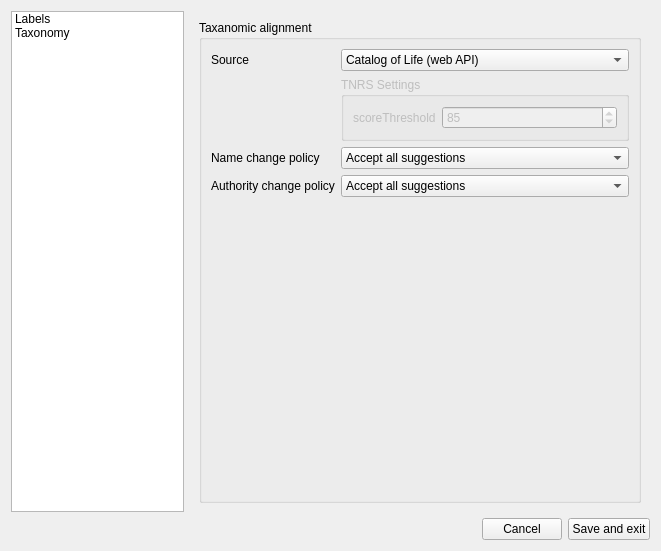
The window that ui/settingsUI.ui (CapPow/collBook) describes before a commit, drawn with Qt 5.
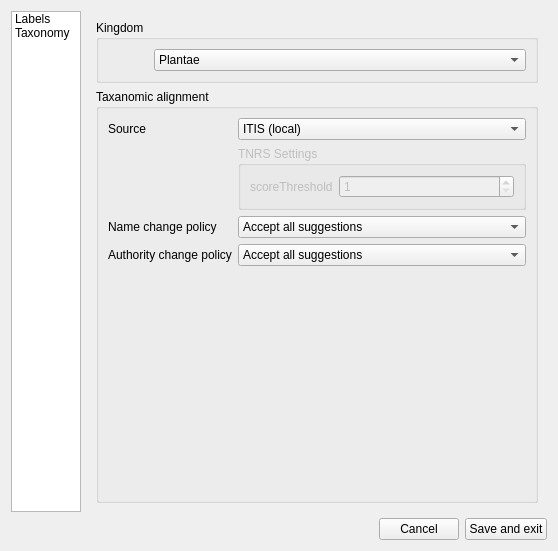
The same window after the commit.

Commit message: added fungi kingdom, finished porting most of taxonomy

```diff
--- a/ui/settingsUI.ui
+++ b/ui/settingsUI.ui
@@ -6,7 +6,7 @@
    <rect>
     <x>0</x>
     <y>0</y>
-    <width>661</width>
+    <width>514</width>
     <height>551</height>
    </rect>
   </property>
@@ -73,7 +73,7 @@
           <property name="sizePolicy">
            <sizepolicy hsizetype="Preferred" vsizetype="Preferred">
             <horstretch>2</horstretch>
-            <verstretch>0</verstretch>
+            <verstretch>1</verstretch>
            </sizepolicy>
           </property>
           <property name="currentIndex">
@@ -205,25 +205,71 @@
           <widget class="QWidget" name="TaxPrefPage">
            <layout class="QGridLayout" name="gridLayout_3">
             <item row="0" column="0">
+             <widget class="QGroupBox" name="groupbox_Kingdom">
+              <property name="sizePolicy">
+               <sizepolicy hsizetype="Preferred" vsizetype="Expanding">
+                <horstretch>2</horstretch>
+                <verstretch>0</verstretch>
+               </sizepolicy>
+              </property>
+              <property name="title">
+               <string>Kingdom</string>
+              </property>
+              <layout class="QFormLayout" name="formLayout_6">
+               <item row="0" column="1">
+                <widget class="QComboBox" name="value_Kingdom">
+                 <property name="currentIndex">
+                  <number>1</number>
+                 </property>
+                 <item>
+                  <property name="text">
+                   <string>Fungi</string>
+                  </property>
+                 </item>
+                 <item>
+                  <property name="text">
+                   <string>Plantae</string>
+                  </property>
+                 </item>
+                </widget>
+               </item>
+               <item row="0" column="0">
+                <spacer name="horizontalSpacer">
+                 <property name="orientation">
+                  <enum>Qt::Horizontal</enum>
+                 </property>
+                 <property name="sizeHint" stdset="0">
+                  <size>
+                   <width>40</width>
+                   <height>20</height>
+                  </size>
+                 </property>
+                </spacer>
+               </item>
+              </layout>
+             </widget>
+            </item>
+            <item row="1" column="0">
              <widget class="QGroupBox" name="groupBox">
+              <property name="sizePolicy">
+               <sizepolicy hsizetype="Preferred" vsizetype="Preferred">
+                <horstretch>2</horstretch>
+                <verstretch>1</verstretch>
+               </sizepolicy>
+              </property>
               <property name="title">
                <string>Taxanomic alignment</string>
               </property>
               <layout class="QFormLayout" name="formLayout_5">
-               <item row="0" column="0">
+               <item row="1" column="0">
                 <widget class="QLabel" name="label_TaxAlignSource">
                  <property name="text">
                   <string>Source</string>
                  </property>
                 </widget>
                </item>
-               <item row="0" column="1">
+               <item row="1" column="1">
                 <widget class="QComboBox" name="value_TaxAlignSource">
-                 <item>
-                  <property name="text">
-                   <string>Catalog of Life (web API)</string>
-                  </property>
-                 </item>
                  <item>
                   <property name="text">
                    <string>ITIS (local)</string>
@@ -236,14 +282,14 @@
                  </item>
                 </widget>
                </item>
-               <item row="8" column="0">
+               <item row="9" column="0">
                 <widget class="QLabel" name="label_NameChangePolicy">
                  <property name="text">
                   <string>Name change policy</string>
                  </property>
                 </widget>
                </item>
-               <item row="8" column="1">
+               <item row="9" column="1">
                 <widget class="QComboBox" name="value_NameChangePolicy">
                  <item>
                   <property name="text">
@@ -262,14 +308,14 @@
                  </item>
                 </widget>
                </item>
-               <item row="9" column="0">
+               <item row="10" column="0">
                 <widget class="QLabel" name="label_AuthChangePolicy">
                  <property name="text">
                   <string>Authority change policy</string>
                  </property>
                 </widget>
                </item>
-               <item row="9" column="1">
+               <item row="10" column="1">
                 <widget class="QComboBox" name="value_AuthChangePolicy">
                  <item>
                   <property name="text">
@@ -288,7 +334,7 @@
                  </item>
                 </widget>
                </item>
-               <item row="1" column="1">
+               <item row="2" column="1">
                 <widget class="QGroupBox" name="groupbox_TNRS">
                  <property name="enabled">
                   <bool>false</bool>
@@ -316,7 +362,7 @@
                      <number>100</number>
                     </property>
                     <property name="value">
-                     <number>85</number>
+                     <number>1</number>
                     </property>
                    </widget>
                   </item>
```
Left out of the diff: 75 changed lines with no effect on the pictures. The commit also changes 18 other files.
